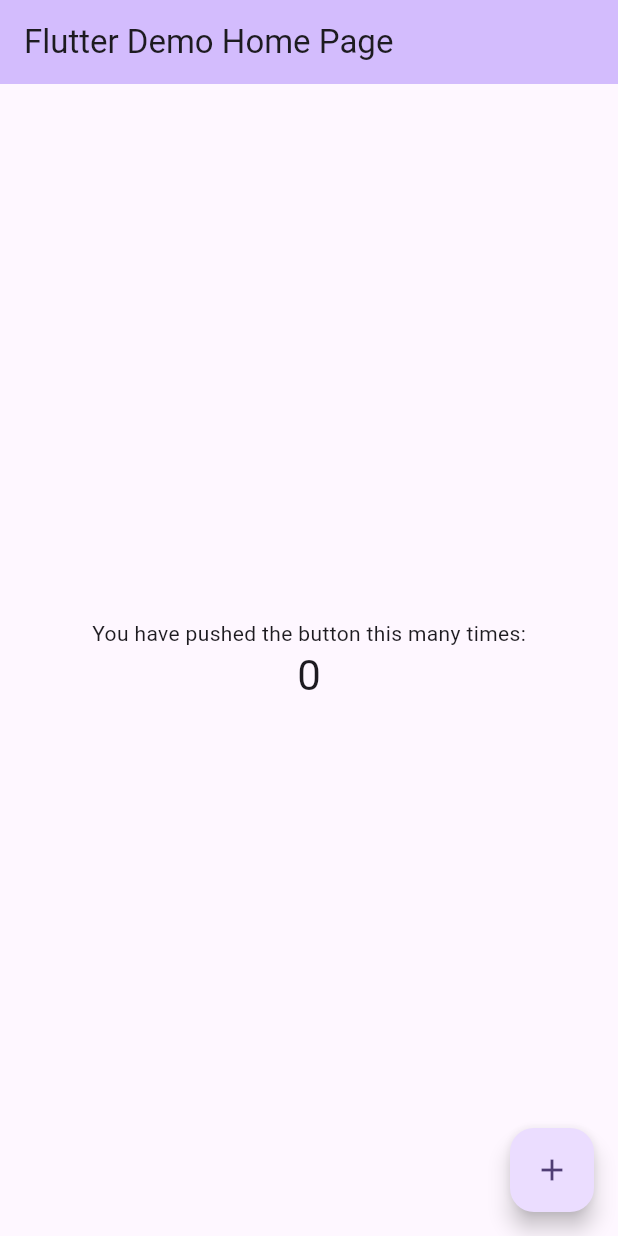
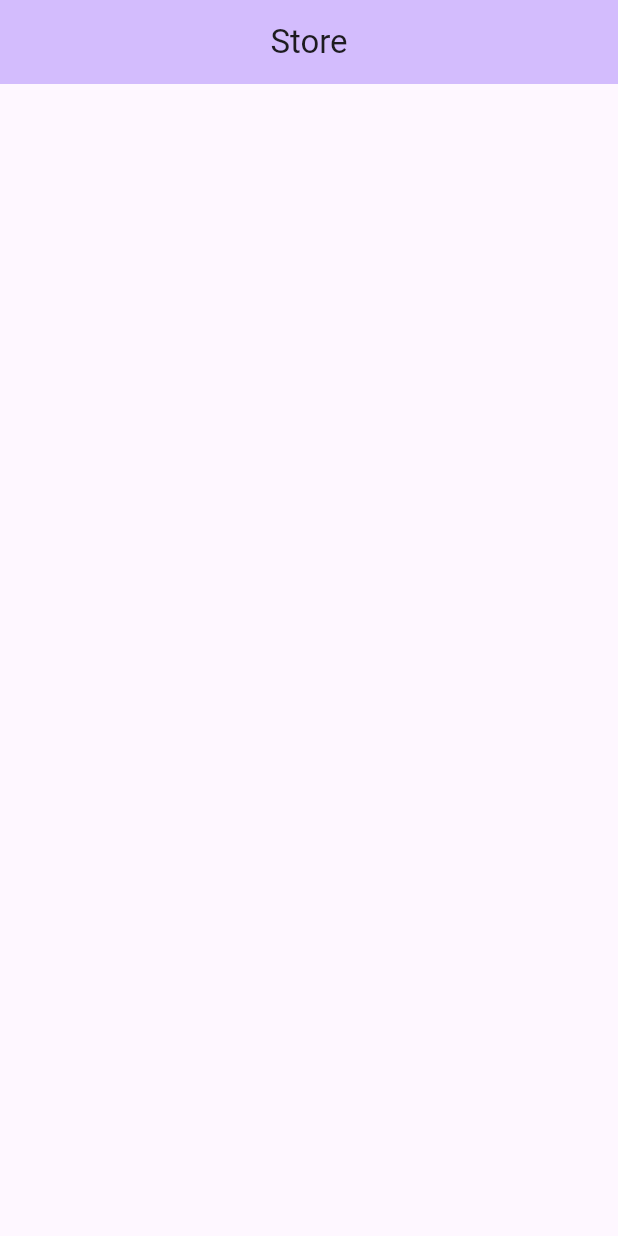
Before and after one commit to trullse/online-store, a Flutter app: the screen it shows after launch, on a phone screen of 412 x 824 dp. Run offline on Flutter 3.47's test engine with Material 3 defaults, Android fonts, the phone set to English and light mode, and no system bars.

Commit message:
initial ref

```diff
--- a/lib/main.dart
+++ b/lib/main.dart
@@ -1,125 +1,6 @@
 import 'package:flutter/material.dart';
+import 'package:online_store/presentation/app/app.dart';
 
 void main() {
-  runApp(const MyApp());
+  runApp(const App());
 }
-
-class MyApp extends StatelessWidget {
-  const MyApp({super.key});
-
-  // This widget is the root of your application.
-  @override
-  Widget build(BuildContext context) {
-    return MaterialApp(
-      title: 'Flutter Demo',
-      theme: ThemeData(
-        // This is the theme of your application.
-        //
-        // TRY THIS: Try running your application with "flutter run". You'll see
-        // the application has a purple toolbar. Then, without quitting the app,
-        // try changing the seedColor in the colorScheme below to Colors.green
-        // and then invoke "hot reload" (save your changes or press the "hot
-        // reload" button in a Flutter-supported IDE, or press "r" if you used
-        // the command line to start the app).
-        //
-        // Notice that the counter didn't reset back to zero; the application
-        // state is not lost during the reload. To reset the state, use hot
-        // restart instead.
-        //
-        // This works for code too, not just values: Most code changes can be
-        // tested with just a hot reload.
-        colorScheme: ColorScheme.fromSeed(seedColor: Colors.deepPurple),
-        useMaterial3: true,
-      ),
-      home: const MyHomePage(title: 'Flutter Demo Home Page'),
-    );
-  }
-}
-
-class MyHomePage extends StatefulWidget {
-  const MyHomePage({super.key, required this.title});
-
-  // This widget is the home page of your application. It is stateful, meaning
-  // that it has a State object (defined below) that contains fields that affect
-  // how it looks.
-
-  // This class is the configuration for the state. It holds the values (in this
-  // case the title) provided by the parent (in this case the App widget) and
-  // used by the build method of the State. Fields in a Widget subclass are
-  // always marked "final".
-
-  final String title;
-
-  @override
-  State<MyHomePage> createState() => _MyHomePageState();
-}
-
-class _MyHomePageState extends State<MyHomePage> {
-  int _counter = 0;
-
-  void _incrementCounter() {
-    setState(() {
-      // This call to setState tells the Flutter framework that something has
-      // changed in this State, which causes it to rerun the build method below
-      // so that the display can reflect the updated values. If we changed
-      // _counter without calling setState(), then the build method would not be
-      // called again, and so nothing would appear to happen.
-      _counter++;
-    });
-  }
-
-  @override
-  Widget build(BuildContext context) {
-    // This method is rerun every time setState is called, for instance as done
-    // by the _incrementCounter method above.
-    //
-    // The Flutter framework has been optimized to make rerunning build methods
-    // fast, so that you can just rebuild anything that needs updating rather
-    // than having to individually change instances of widgets.
-    return Scaffold(
-      appBar: AppBar(
-        // TRY THIS: Try changing the color here to a specific color (to
-        // Colors.amber, perhaps?) and trigger a hot reload to see the AppBar
-        // change color while the other colors stay the same.
-        backgroundColor: Theme.of(context).colorScheme.inversePrimary,
-        // Here we take the value from the MyHomePage object that was created by
-        // the App.build method, and use it to set our appbar title.
-        title: Text(widget.title),
-      ),
-      body: Center(
-        // Center is a layout widget. It takes a single child and positions it
-        // in the middle of the parent.
-        child: Column(
-          // Column is also a layout widget. It takes a list of children and
-          // arranges them vertically. By default, it sizes itself to fit its
-          // children horizontally, and tries to be as tall as its parent.
-          //
-          // Column has various properties to control how it sizes itself and
-          // how it positions its children. Here we use mainAxisAlignment to
-          // center the children vertically; the main axis here is the vertical
-          // axis because Columns are vertical (the cross axis would be
-          // horizontal).
-          //
-          // TRY THIS: Invoke "debug painting" (choose the "Toggle Debug Paint"
-          // action in the IDE, or press "p" in the console), to see the
-          // wireframe for each widget.
-          mainAxisAlignment: MainAxisAlignment.center,
-          children: <Widget>[
-            const Text(
-              'You have pushed the button this many times:',
-            ),
-            Text(
-              '$_counter',
-              style: Theme.of(context).textTheme.headlineMedium,
-            ),
-          ],
-        ),
-      ),
-      floatingActionButton: FloatingActionButton(
-        onPressed: _incrementCounter,
-        tooltip: 'Increment',
-        child: const Icon(Icons.add),
-      ), // This trailing comma makes auto-formatting nicer for build methods.
-    );
-  }
-}
--- /dev/null
+++ b/lib/presentation/app/app.dart
@@ -0,0 +1,18 @@
+import 'package:flutter/material.dart';
+import 'package:online_store/presentation/features/main/view/main_page.dart';
+
+class App extends StatelessWidget {
+  const App({super.key});
+
+  @override
+  Widget build(BuildContext context) {
+    return MaterialApp(
+      title: 'Store App',
+      theme: ThemeData(
+        colorScheme: ColorScheme.fromSeed(seedColor: Colors.deepPurple),
+        useMaterial3: true,
+      ),
+      home: const MainPage(),
+    );
+  }
+}
--- /dev/null
+++ b/lib/presentation/features/main/view/main_page.dart
@@ -0,0 +1,23 @@
+import 'package:flutter/material.dart';
+
+class MainPage extends StatefulWidget {
+  const MainPage({super.key});
+
+  @override
+  State<MainPage> createState() => _MainPageState();
+}
+
+class _MainPageState extends State<MainPage> {
+  @override
+  Widget build(BuildContext context) {
+    return Scaffold(
+      appBar: AppBar(
+        backgroundColor: Theme.of(context).colorScheme.inversePrimary,
+        title: const Center(
+          child: Text('Store'),
+        ),
+      ),
+      body: Container(),
+    );
+  }
+}
```
Also changed, not shown: 1 other file.
